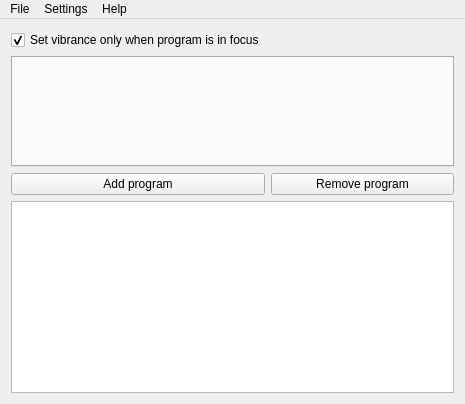
Before: the Qt Designer form src/mainwindow.ui in libvibrant/vibrantLinux, drawn with Qt 5.
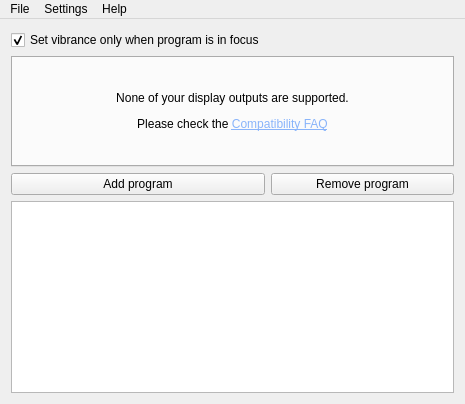
After: the same form once the commit is applied.

Commit message: feat: allow starting if no displays are supported

What changed in the file:
```diff
--- a/src/mainwindow.ui
+++ b/src/mainwindow.ui
@@ -32,6 +32,35 @@
       <property name="currentIndex">
        <number>-1</number>
       </property>
+      <property name="tabBarAutoHide">
+       <bool>true</bool>
+      </property>
+      <widget class="QWidget" name="noDisplaysTab">
+       <attribute name="title">
+        <string>Page</string>
+       </attribute>
+       <layout class="QVBoxLayout" name="verticalLayout">
+        <item>
+         <widget class="QLabel" name="label">
+          <property name="text">
+           <string>&lt;html&gt;&lt;head/&gt;&lt;body&gt;&lt;p&gt;None of your display outputs are supported.&lt;/p&gt;&lt;p&gt;Please check the &lt;a href=&quot;https://github.com/libvibrant/libvibrant/wiki/Compatibility&quot;&gt;&lt;span style=&quot; text-decoration: underline; color:#89b4fa;&quot;&gt;Compatibility FAQ&lt;/span&gt;&lt;/a&gt;&lt;/p&gt;&lt;/body&gt;&lt;/html&gt;</string>
+          </property>
+          <property name="alignment">
+           <set>Qt::AlignCenter</set>
+          </property>
+          <property name="wordWrap">
+           <bool>true</bool>
+          </property>
+          <property name="openExternalLinks">
+           <bool>true</bool>
+          </property>
+          <property name="textInteractionFlags">
+           <set>Qt::LinksAccessibleByKeyboard|Qt::LinksAccessibleByMouse</set>
+          </property>
+         </widget>
+        </item>
+       </layout>
+      </widget>
      </widget>
     </item>
     <item row="2" column="0">
```
Left out of the diff: 2 changed lines with no effect on the pictures. The commit also changes 3 other files.
